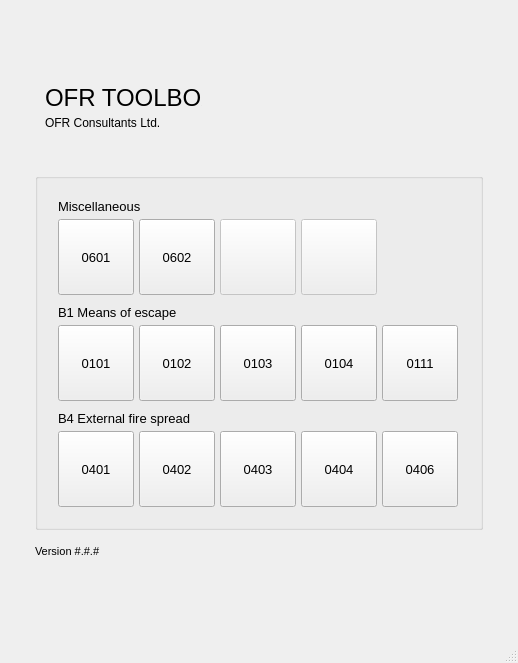
Old version of the form fsetoolsGUI/gui/layout/ui/main.ui in the repository fuyans/fsetoolsGUI.
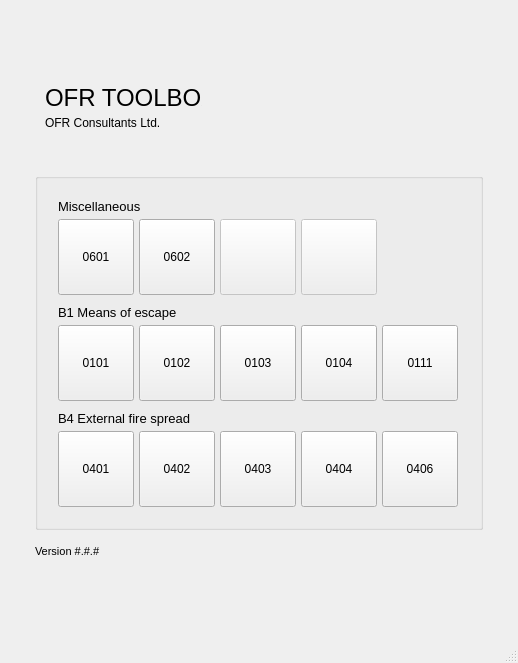
New version of the form. Icons and pictures are not drawn.

```diff
--- a/fsetoolsGUI/gui/layout/ui/main.ui
+++ b/fsetoolsGUI/gui/layout/ui/main.ui
@@ -192,11 +192,6 @@
              <height>76</height>
             </size>
            </property>
-           <property name="font">
-            <font>
-             <pointsize>10</pointsize>
-            </font>
-           </property>
            <property name="toolTip">
             <string>File name generator in accordance with OFR file naming protocal.</string>
            </property>
@@ -285,11 +280,6 @@
              <height>76</height>
             </size>
            </property>
-           <property name="font">
-            <font>
-             <pointsize>10</pointsize>
-            </font>
-           </property>
            <property name="toolTip">
             <string>Flame height in accordance with PD 7974-1:2019.</string>
            </property>
@@ -366,11 +356,6 @@
              <height>76</height>
             </size>
            </property>
-           <property name="font">
-            <font>
-             <pointsize>10</pointsize>
-            </font>
-           </property>
            <property name="toolTip">
             <string>Heat detector activation time (ceiling jet) in accordance with PD 7974-1:2019.</string>
            </property>
@@ -399,11 +384,6 @@
              <height>76</height>
             </size>
            </property>
-           <property name="font">
-            <font>
-             <pointsize>10</pointsize>
-            </font>
-           </property>
            <property name="toolTip">
             <string>Data sheet 1 for Approved Document B (2019) Vol. 2, for B1.</string>
            </property>
@@ -432,11 +412,6 @@
              <height>76</height>
             </size>
            </property>
-           <property name="font">
-            <font>
-             <pointsize>10</pointsize>
-            </font>
-           </property>
            <property name="toolTip">
             <string>Data sheet 1 for BS 9999:2017, for B1.</string>
            </property>
@@ -465,11 +440,6 @@
              <height>76</height>
             </size>
            </property>
-           <property name="font">
-            <font>
-             <pointsize>10</pointsize>
-            </font>
-           </property>
            <property name="toolTip">
             <string>Heat detector activation time (ceiling jet) in accordance with PD 7974-1:2019.</string>
            </property>
@@ -501,11 +471,6 @@
              <height>76</height>
             </size>
            </property>
-           <property name="font">
-            <font>
-             <pointsize>10</pointsize>
-            </font>
-           </property>
            <property name="toolTip">
             <string>Merging flow calculation in accordance with BS 9999:2017.</string>
            </property>
@@ -566,11 +531,6 @@
              <height>76</height>
             </size>
            </property>
-           <property name="font">
-            <font>
-             <pointsize>10</pointsize>
-            </font>
-           </property>
            <property name="toolTip">
             <string>Thermal radiation calculation following BR 187 (Parallel rectangular orientation).</string>
            </property>
@@ -599,11 +559,6 @@
              <height>76</height>
             </size>
            </property>
-           <property name="font">
-            <font>
-             <pointsize>10</pointsize>
-            </font>
-           </property>
            <property name="toolTip">
             <string>Thermal radiation calculation following BR 187 (Perpendicular rectangular orientation).</string>
            </property>
@@ -632,11 +587,6 @@
              <height>76</height>
             </size>
            </property>
-           <property name="font">
-            <font>
-             <pointsize>10</pointsize>
-            </font>
-           </property>
            <property name="toolTip">
             <string>Thermal radiation calculation following BR 187 (Parallel rectangular orientation).</string>
            </property>
@@ -665,11 +615,6 @@
              <height>76</height>
             </size>
            </property>
-           <property name="font">
-            <font>
-             <pointsize>10</pointsize>
-            </font>
-           </property>
            <property name="toolTip">
             <string>Thermal radiation calculation following BR 187 (Perpendicular rectangular orientation).</string>
            </property>
@@ -701,11 +646,6 @@
              <height>76</height>
             </size>
            </property>
-           <property name="font">
-            <font>
-             <pointsize>10</pointsize>
-            </font>
-           </property>
            <property name="toolTip">
             <string>General purpose thermal radiation calculator.</string>
            </property>
```
Left out of the diff: 10 changed lines with no effect on the pictures.
